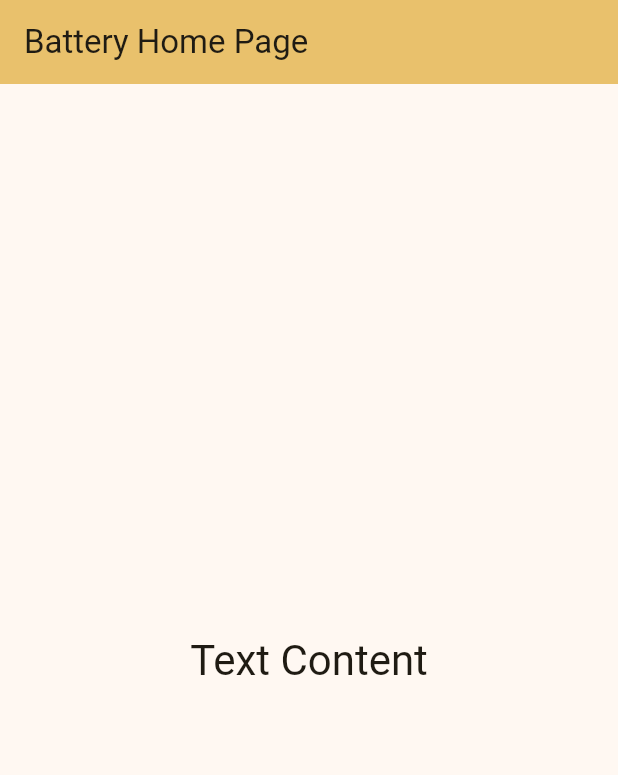
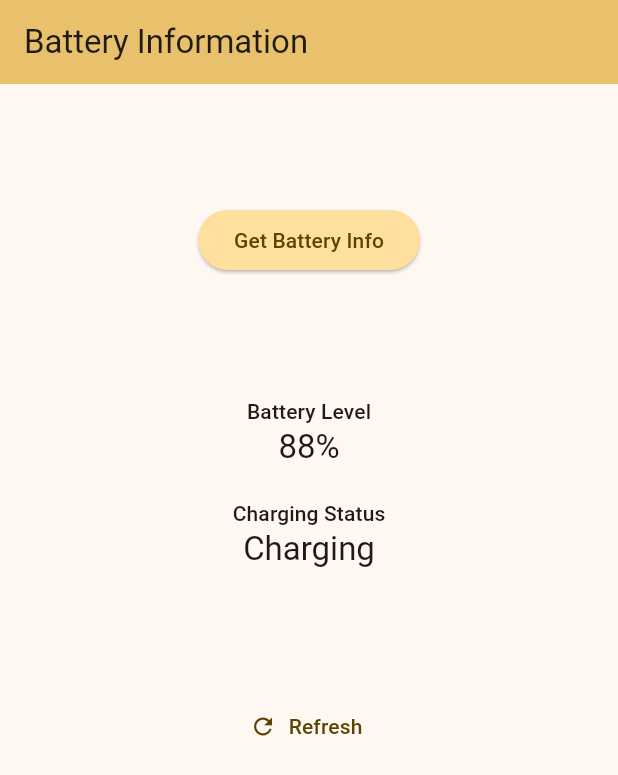
Before and after one commit to kosratdev/flutter-battery-app, a Flutter app: the screen it shows after launch, on a phone screen of 412 x 824 dp. Shown: the top 775 px of the screen. Run offline on Flutter 3.47's test engine with Material 3 defaults, Android fonts, the phone set to English and light mode, and no system bars.

Commit message:
Design the battery information screen

```diff
--- a/lib/main.dart
+++ b/lib/main.dart
@@ -1,5 +1,7 @@
 import 'package:battery_app/screens/battery_screen.dart';
 import 'package:flutter/material.dart';
+
+var bColorScheme = ColorScheme.fromSeed(seedColor: Colors.amber);
 
 void main() {
   runApp(const BatteryApp());
@@ -14,10 +16,21 @@ class BatteryApp extends StatelessWidget {
     return MaterialApp(
       title: 'Battery App',
       theme: ThemeData(
-        colorScheme: ColorScheme.fromSeed(seedColor: Colors.amber),
+        colorScheme: bColorScheme,
+        elevatedButtonTheme: ElevatedButtonThemeData(
+          style: ElevatedButton.styleFrom(
+            backgroundColor: bColorScheme.primaryContainer,
+            foregroundColor: bColorScheme.onPrimaryContainer,
+          ),
+        ),
+        textButtonTheme: TextButtonThemeData(
+          style: TextButton.styleFrom(
+            foregroundColor: bColorScheme.onPrimaryFixedVariant,
+          ),
+        ),
         useMaterial3: true,
       ),
-      home: const BatteryScreen(title: 'Battery Home Page'),
+      home: const BatteryScreen(title: 'Battery Information'),
     );
   }
 }
--- a/lib/screens/battery_screen.dart
+++ b/lib/screens/battery_screen.dart
@@ -1,3 +1,5 @@
+import 'package:battery_app/widgets/label_title.dart';
+import 'package:battery_app/widgets/label_value.dart';
 import 'package:flutter/material.dart';
 
 class BatteryScreen extends StatefulWidget {
@@ -19,11 +21,23 @@ class _MyHomePageState extends State<BatteryScreen> {
       ),
       body: Center(
         child: Column(
-          mainAxisAlignment: MainAxisAlignment.center,
           children: <Widget>[
-            Text(
-              'Text Content',
-              style: Theme.of(context).textTheme.headlineMedium,
+            const SizedBox(height: 80),
+            ElevatedButton(
+              onPressed: () {},
+              child: const Text('Get Battery Info'),
+            ),
+            const SizedBox(height: 80),
+            const LabelTitle(title: 'Battery Level'),
+            const LabelValue(title: '88%'),
+            const SizedBox(height: 20),
+            const LabelTitle(title: 'Charging Status'),
+            const LabelValue(title: 'Charging'),
+            const SizedBox(height: 80),
+            TextButton.icon(
+              label: const Text('Refresh'),
+              icon: const Icon(Icons.refresh),
+              onPressed: () {},
             ),
           ],
         ),
--- /dev/null
+++ b/lib/widgets/label_title.dart
@@ -0,0 +1,15 @@
+import 'package:flutter/material.dart';
+
+class LabelTitle extends StatelessWidget {
+  const LabelTitle({super.key, required this.title});
+
+  final String title;
+
+  @override
+  Widget build(BuildContext context) {
+    return Text(
+      title,
+      style: Theme.of(context).textTheme.labelLarge,
+    );
+  }
+}
--- /dev/null
+++ b/lib/widgets/label_value.dart
@@ -0,0 +1,15 @@
+import 'package:flutter/material.dart';
+
+class LabelValue extends StatelessWidget {
+  const LabelValue({super.key, required this.title});
+
+  final String title;
+
+  @override
+  Widget build(BuildContext context) {
+    return Text(
+      title,
+      style: Theme.of(context).textTheme.titleLarge,
+    );
+  }
+}
```
